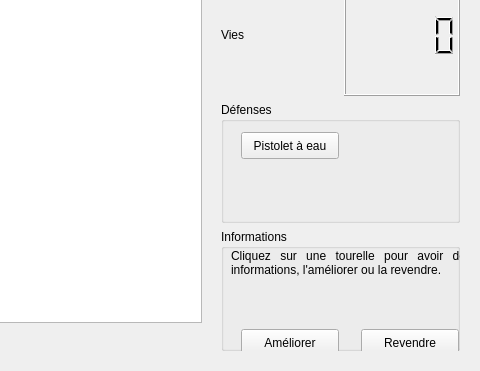
Qt form mainwindow.ui (khamidou/Bug_Attack) before a commit; both pictures show x 320 to 800 and y 229 to 600 of the 800 by 600 pixel window.
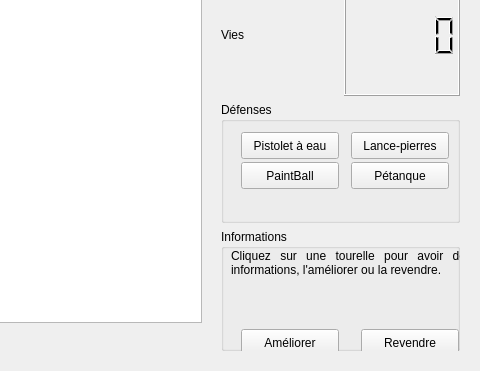
The same form after that commit.

Commit message: New version whith khamidou's fork included. Now you can play with all the 4 basics turrets You can pause the game (wip) And stop/replay when you lose/win (wip)

The edit to the form file:
```diff
--- a/mainwindow.ui
+++ b/mainwindow.ui
@@ -132,6 +132,45 @@
          <string>Pistolet à eau</string>
         </property>
        </widget>
+       <widget class="QPushButton" name="turretButton_LancePierres">
+        <property name="geometry">
+         <rect>
+          <x>130</x>
+          <y>30</y>
+          <width>98</width>
+          <height>27</height>
+         </rect>
+        </property>
+        <property name="text">
+         <string>Lance-pierres</string>
+        </property>
+       </widget>
+       <widget class="QPushButton" name="turretButton_Paintball">
+        <property name="geometry">
+         <rect>
+          <x>20</x>
+          <y>60</y>
+          <width>98</width>
+          <height>27</height>
+         </rect>
+        </property>
+        <property name="text">
+         <string>PaintBall</string>
+        </property>
+       </widget>
+       <widget class="QPushButton" name="turretButton_Petanque">
+        <property name="geometry">
+         <rect>
+          <x>130</x>
+          <y>60</y>
+          <width>98</width>
+          <height>27</height>
+         </rect>
+        </property>
+        <property name="text">
+         <string>Pétanque</string>
+        </property>
+       </widget>
       </widget>
      </item>
      <item>
```
The commit also changes 17 other files.
